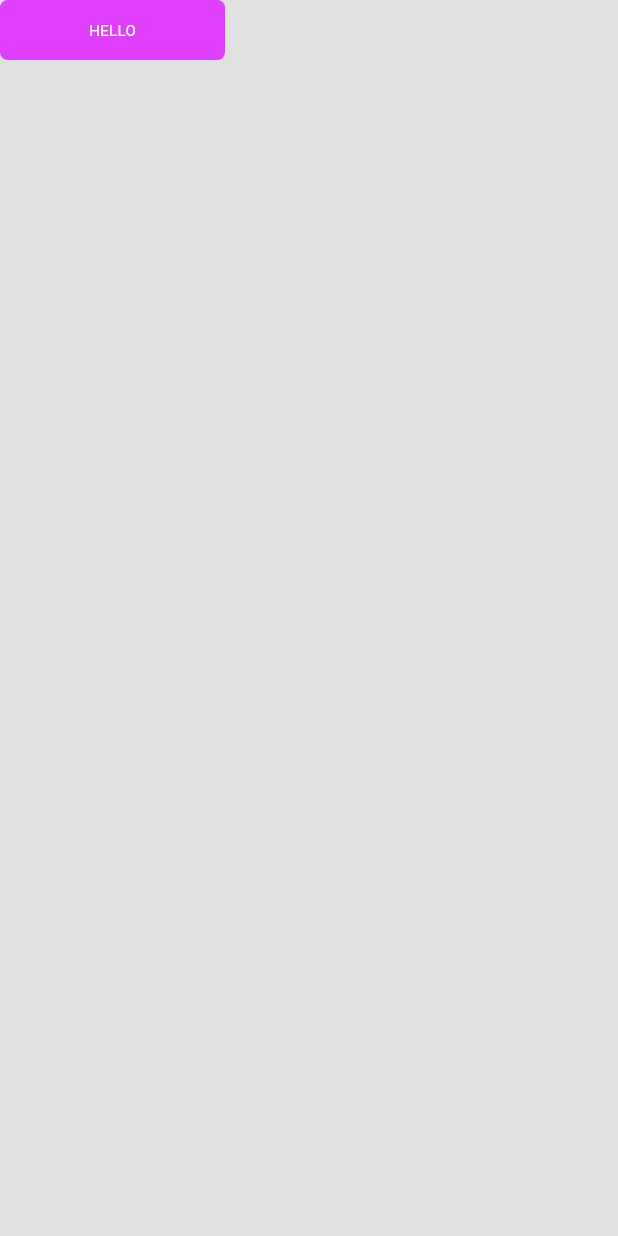
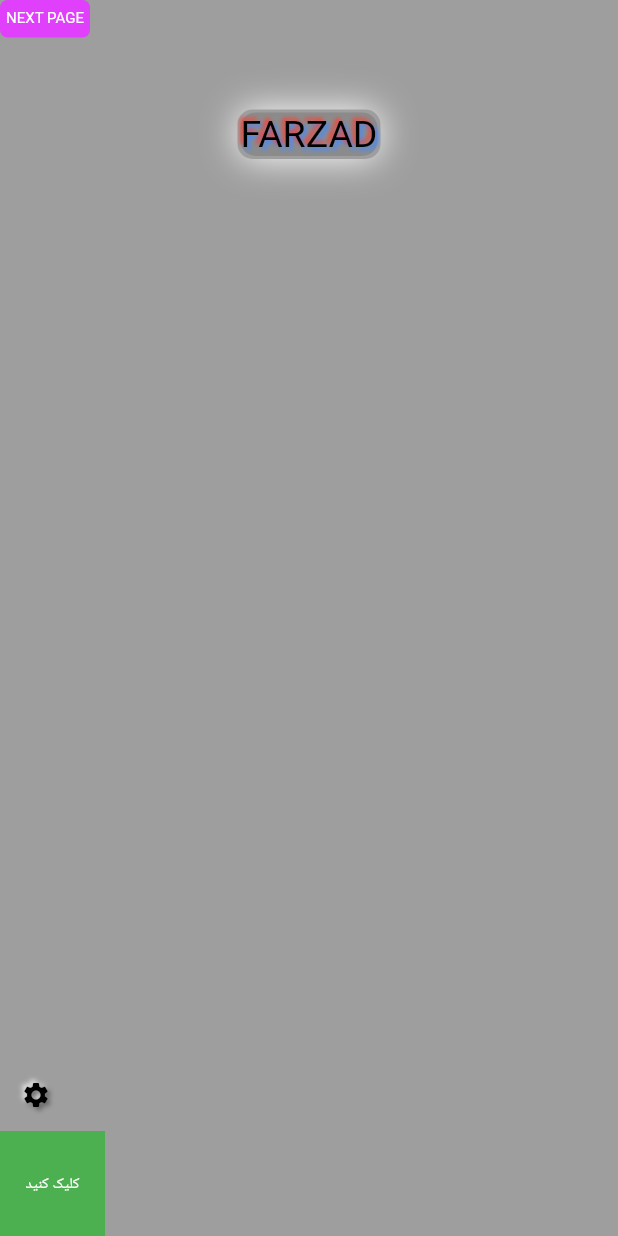
Before and after one commit to amirkenwood718/CodeWizards, a Flutter app: the screen it shows after launch, on a phone screen of 412 x 824 dp. Run offline on Flutter 3.47's test engine with Material 2 defaults, Android fonts, the phone set to English and light mode, and no system bars; drawn by our look-alikes of flutter_neumorphic; our stand-ins replace get; missing offline and left inert: dart:ffi.

Commit message:
fix color

```diff
--- a/lib/main.dart
+++ b/lib/main.dart
@@ -1,23 +1,25 @@
 import 'package:codewizards/screen/homepage.dart';
 import 'package:flutter/material.dart';
-void main(){
+import 'package:flutter_neumorphic/flutter_neumorphic.dart';
+import 'package:get/get.dart';
+
+void main() {
   runApp(Codewizard());
 }
+
 class Codewizard extends StatelessWidget {
   const Codewizard({Key? key}) : super(key: key);
 
   @override
   Widget build(BuildContext context) {
-    return MaterialApp(
+    return GetMaterialApp(
+      themeMode: ThemeMode.light,
+      theme: ThemeData(scaffoldBackgroundColor: Colors.grey),
+      darkTheme: ThemeData(
+        scaffoldBackgroundColor: Colors.black,
+      ),
       debugShowCheckedModeBanner: false,
-      theme: ThemeData(
-        useMaterial3: true
-      ),
-      themeMode: ThemeMode.dark,
-      darkTheme: ThemeData.dark(
-        useMaterial3: true
-      ),
-      home: HomePage(),
+        home: HomePage(),
     );
   }
 }
--- a/lib/screen/homepage.dart
+++ b/lib/screen/homepage.dart
@@ -1,6 +1,10 @@
 import 'package:codewizards/screen/page_2.dart';
+import 'package:codewizards/screen/settting_page.dart';
 import 'package:codewizards/widget/dokme.dart';
+import 'package:codewizards/widget/matnnevis.dart';
 import 'package:flutter/material.dart';
+import 'package:flutter_neumorphic/flutter_neumorphic.dart';
+import 'package:get/get.dart';
 
 class HomePage extends StatefulWidget {
   HomePage({Key? key}) : super(key: key);
@@ -11,17 +15,19 @@ class HomePage extends StatefulWidget {
 
 class _HomePageState extends State<HomePage> {
   bool onhover = false;
+  bool klid = false;
 
   @override
   Widget build(BuildContext context) {
     return Scaffold(
-        backgroundColor: Colors.black12,
         body: Column(
       children: [
         //dokme
+        Row(
+          children: [
             Dokme(
               onhover: onhover,
-                title: "HELLO",
+              title: "NEXT PAGE",
               colorSecondery: Colors.redAccent,
               colorPremary: Colors.purpleAccent,
               radiusMin: 5,
@@ -30,15 +36,85 @@ class _HomePageState extends State<HomePage> {
               textColorOne: Colors.white,
               fontSizeOneMax: 12,
               fontSizeTwoMin: 10,
-                sizeDokmeWidth: 150,
-                sizeDokmeHeight: 40,
+              sizeDokmeWidth: 60,
+              sizeDokmeHeight: 25,
               timeAnimatedDokme: 500,
-                onTap: (){
-                  Route route=MaterialPageRoute(builder: (context)=>Page2());
+              onTap: () {
+                Route route = MaterialPageRoute(builder: (context) => Page2());
                 Navigator.push(context, route);
               },
             ),
           ],
+        ),
+        SizedBox(
+          height: 50,
+        ),
+        //متن وسط
+        Matn(
+          matn: "FARZAD",
+          rangCoverMatn: Colors.white,
+          rangMatn: Colors.black,
+          rangShadowOne: Colors.blueAccent,
+          rangShadowTwo: Colors.red,
+          sizeFont: 25,
+        ),
+        // NeumorphicSwitch(
+        //   onChanged: (value) {
+        //     klid = value;
+        //     setState(() {
+        //       Get.changeThemeMode(
+        //           klid == true ? ThemeMode.dark : ThemeMode.light);
+        //       Get.snackbar("تغییر کرد",
+        //           "رنگ صفحه شما به ${klid == true ? "مشکی" : "سفید"} تغییر کرد",
+        //           colorText: klid == true ? Colors.white : Colors.black);
+        //     });
+        //   },
+        //   isEnabled: true,
+        //   value: klid,
+        // ),
+        Spacer(),
+        //ایکون ستینگ
+        Row(
+          crossAxisAlignment: CrossAxisAlignment.end,
+          children: [
+            IconButton(
+              onPressed: () {
+                Route route =
+                    MaterialPageRoute(builder: (context) => SettingPage());
+                Navigator.push(context, route);
+              },
+              icon: NeumorphicIcon(Icons.settings,
+                  style: NeumorphicStyle(
+                    color: klid == true ? Colors.white : Colors.black,
+                  )),
+              splashColor: Colors.transparent,
+              hoverColor: Colors.transparent,
+              highlightColor: Colors.transparent,
+            ),
+          ],
+        ),
+        Row(
+          children: [
+            Dokme(
+                onhover: onhover,
+                title: "کلیک کنید",
+                colorSecondery: Colors.black,
+                colorPremary: Colors.green,
+                radiusMin: 0,
+                radiusMax: 15,
+                textColorTwo: Colors.yellow,
+                textColorOne: Colors.white,
+                fontSizeOneMax: 30,
+                fontSizeTwoMin: 10,
+                sizeDokmeWidth: 70,
+                sizeDokmeHeight: 70,
+                timeAnimatedDokme: 500,
+                onTap: () {
+                  Get.to(Page2());
+                }),
+          ],
+        )
+      ],
     ));
   }
 }
--- a/lib/screen/page_2.dart
+++ b/lib/screen/page_2.dart
@@ -6,7 +6,6 @@ class Page2 extends StatelessWidget {
   @override
   Widget build(BuildContext context) {
     return Scaffold(
-      backgroundColor: Colors.grey,
       body: Center(
         child: TextButton(onPressed: (){
           Navigator.pop(context);
--- /dev/null
+++ b/lib/widget/matnnevis.dart
@@ -0,0 +1,51 @@
+import 'dart:ffi';
+
+import 'package:flutter/material.dart';
+
+class Matn extends StatefulWidget {
+  String matn;
+  Color rangCoverMatn;
+  Color rangMatn;
+  Color rangShadowOne;
+  Color rangShadowTwo;
+  double sizeFont;
+
+  Matn(
+      {Key? key,
+      required this.matn,
+      required this.rangCoverMatn,
+      required this.rangMatn,
+      required this.rangShadowOne,
+      required this.rangShadowTwo,
+      required this.sizeFont,
+
+      })
+      : super(key: key);
+
+  @override
+  State<Matn> createState() => _MatnState();
+}
+
+class _MatnState extends State<Matn> {
+  @override
+  Widget build(BuildContext context) {
+    return Container(
+      decoration: BoxDecoration(
+          borderRadius: BorderRadius.circular(10),
+          color: Colors.black12,
+          boxShadow: [
+            BoxShadow(
+                color: widget.rangCoverMatn,
+                offset: Offset(0, 0),
+                blurRadius: 20,
+                blurStyle: BlurStyle.outer,
+                spreadRadius: 2)
+          ]),
+      child: Text(widget.matn,
+          style: TextStyle(color: widget.rangMatn, fontSize: widget.sizeFont, shadows: [
+            Shadow(color: widget.rangShadowOne, blurRadius: 3, offset: Offset(2, 2)),
+            Shadow(color: widget.rangShadowTwo, blurRadius: 3, offset: Offset(-2, -2))
+          ])),
+    );
+  }
+}
--- a/pubspec.yaml
+++ b/pubspec.yaml
@@ -35,6 +35,8 @@ dependencies:
   # The following adds the Cupertino Icons font to your application.
   # Use with the CupertinoIcons class for iOS style icons.
   cupertino_icons: ^1.0.2
+  flutter_neumorphic: ^3.0.3
+  get: ^4.6.5
 
 dev_dependencies:
   flutter_test:
```
Also changed, not shown: lib/screen/settting_page.dart (added, +57 -0 lines), lib/widget/switklid.dart (added, +23 -0 lines). Lines whose indentation alone changed are shown as unchanged.
